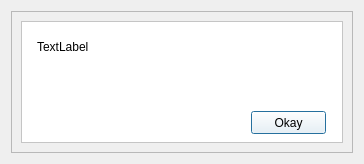
First picture: the form in pwctool/ui_files/error_mesage_dialog.ui, repository GESTF-ESA/PWC-Prep-Tool, before the edit.
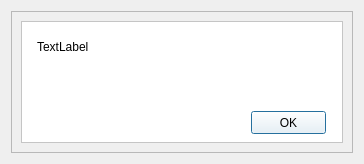
Second picture: the form after the edit.

Commit message: replace "Okay" with "OK" in error dialog

```diff
--- a/pwctool/ui_files/error_mesage_dialog.ui
+++ b/pwctool/ui_files/error_mesage_dialog.ui
@@ -74,7 +74,7 @@
            </rect>
           </property>
           <property name="text">
-           <string>Okay</string>
+           <string>OK</string>
           </property>
          </widget>
          <widget class="QLabel" name="errMsgLabel">
```
The commit also changes 1 other file.
